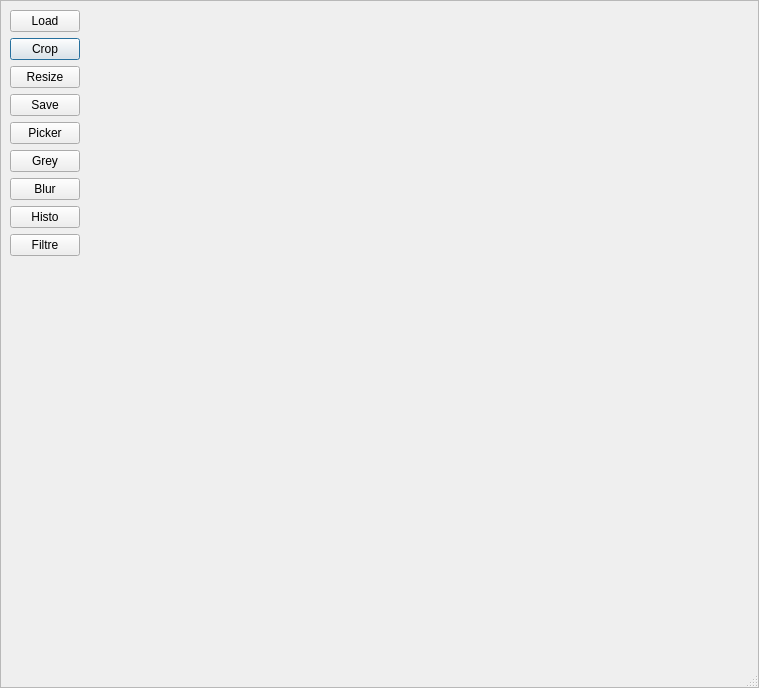
Qt form fotochop/newForm.ui (namealreadytaken/fotochope) before a commit.
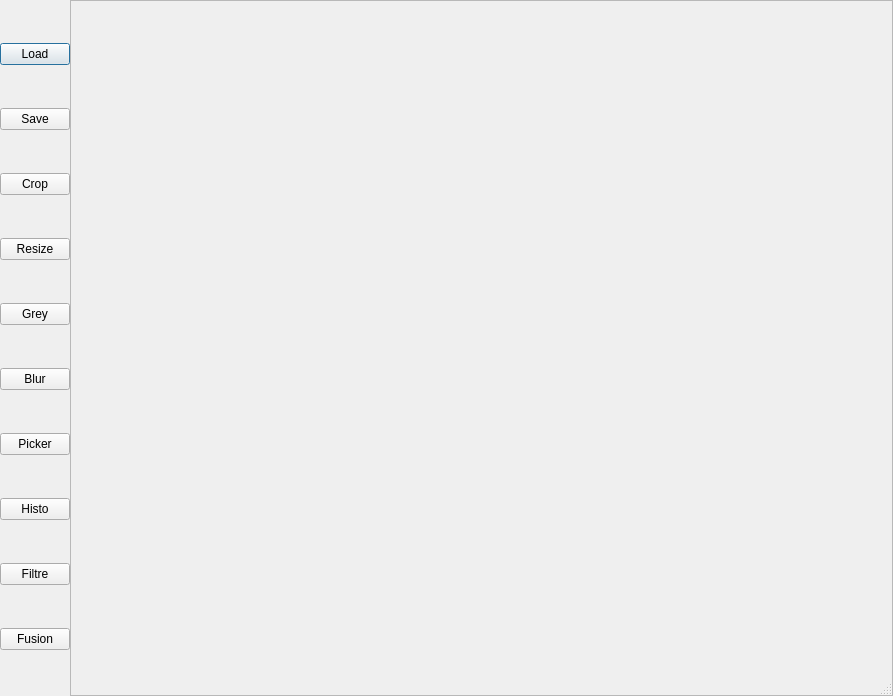
The same form after that commit.

Commit message: ajout de la transparence, je fait tenter de l'optimiser apres faut voir pour si l'image est plus petite ce qu'on fit, la ca resize modifications de la fenetre principale modifications de resize je sais plus ce que c'est je croit que ca a a voir avec la sortie de resizeI de la classe

Diff of the .ui file:
```diff
--- a/fotochop/newForm.ui
+++ b/fotochop/newForm.ui
@@ -6,8 +6,8 @@
    <rect>
     <x>0</x>
     <y>0</y>
-    <width>759</width>
-    <height>688</height>
+    <width>893</width>
+    <height>696</height>
    </rect>
   </property>
   <property name="sizePolicy">
@@ -35,7 +35,15 @@
    <property name="spacing">
     <number>0</number>
    </property>
-   <item row="0" column="0">
+   <item row="0" column="2">
+    <layout class="QHBoxLayout" name="horizontalLayout_3">
+     <property name="spacing">
+      <number>0</number>
+     </property>
+     <property name="sizeConstraint">
+      <enum>QLayout::SetNoConstraint</enum>
+     </property>
+     <item>
     <widget class="QScrollArea" name="scrollArea">
      <property name="sizePolicy">
       <sizepolicy hsizetype="MinimumExpanding" vsizetype="MinimumExpanding">
@@ -46,9 +54,15 @@
      <property name="autoFillBackground">
       <bool>true</bool>
      </property>
+       <property name="lineWidth">
+        <number>0</number>
+       </property>
      <property name="verticalScrollBarPolicy">
       <enum>Qt::ScrollBarAsNeeded</enum>
      </property>
+       <property name="horizontalScrollBarPolicy">
+        <enum>Qt::ScrollBarAsNeeded</enum>
+       </property>
      <property name="widgetResizable">
       <bool>true</bool>
      </property>
@@ -57,8 +71,8 @@
        <rect>
         <x>0</x>
         <y>0</y>
-        <width>757</width>
-        <height>686</height>
+          <width>817</width>
+          <height>692</height>
        </rect>
       </property>
       <property name="sizePolicy">
@@ -74,59 +88,13 @@
        </size>
       </property>
       <layout class="QGridLayout" name="gridLayout_2">
-       <item row="1" column="0">
-        <widget class="QPushButton" name="cropButton">
-         <property name="maximumSize">
-          <size>
-           <width>70</width>
-           <height>16777215</height>
-          </size>
+         <property name="margin">
+          <number>0</number>
          </property>
-         <property name="text">
-          <string>Crop</string>
+         <property name="spacing">
+          <number>0</number>
          </property>
-        </widget>
-       </item>
-       <item row="0" column="0">
-        <widget class="QPushButton" name="loadButton">
-         <property name="maximumSize">
-          <size>
-           <width>70</width>
-           <height>16777215</height>
-          </size>
-         </property>
-         <property name="text">
-          <string>Load</string>
-         </property>
-        </widget>
-       </item>
-       <item row="2" column="0">
-        <widget class="QPushButton" name="resizeButton">
-         <property name="maximumSize">
-          <size>
-           <width>70</width>
-           <height>16777215</height>
-          </size>
-         </property>
-         <property name="text">
-          <string>Resize</string>
-         </property>
-        </widget>
-       </item>
-       <item row="3" column="0">
-        <widget class="QPushButton" name="saveButton">
-         <property name="maximumSize">
-          <size>
-           <width>70</width>
-           <height>16777215</height>
-          </size>
-         </property>
-         <property name="text">
-          <string>Save</string>
-         </property>
-        </widget>
-       </item>
-       <item row="0" column="2" rowspan="11" colspan="2">
+         <item row="1" column="2" rowspan="11" colspan="2">
         <widget class="QLabel" name="resultLabel">
          <property name="sizePolicy">
           <sizepolicy hsizetype="Expanding" vsizetype="Expanding">
@@ -154,14 +122,22 @@
          </property>
         </widget>
        </item>
-       <item row="4" column="0">
-        <widget class="QPushButton" name="pipetteButton">
-         <property name="sizePolicy">
-          <sizepolicy hsizetype="Minimum" vsizetype="Fixed">
-           <horstretch>0</horstretch>
-           <verstretch>0</verstretch>
-          </sizepolicy>
-         </property>
+        </layout>
+       </widget>
+      </widget>
+     </item>
+    </layout>
+   </item>
+   <item row="0" column="1">
+    <layout class="QVBoxLayout" name="verticalLayout_5">
+     <property name="spacing">
+      <number>0</number>
+     </property>
+     <property name="sizeConstraint">
+      <enum>QLayout::SetNoConstraint</enum>
+     </property>
+     <item>
+      <widget class="QPushButton" name="loadButton">
          <property name="maximumSize">
           <size>
            <width>70</width>
@@ -169,11 +145,50 @@
           </size>
          </property>
          <property name="text">
-          <string>Picker</string>
+        <string>Load</string>
          </property>
         </widget>
        </item>
-       <item row="5" column="0">
+     <item>
+      <widget class="QPushButton" name="saveButton">
+       <property name="maximumSize">
+        <size>
+         <width>70</width>
+         <height>16777215</height>
+        </size>
+       </property>
+       <property name="text">
+        <string>Save</string>
+       </property>
+      </widget>
+     </item>
+     <item>
+      <widget class="QPushButton" name="cropButton">
+       <property name="maximumSize">
+        <size>
+         <width>70</width>
+         <height>16777215</height>
+        </size>
+       </property>
+       <property name="text">
+        <string>Crop</string>
+       </property>
+      </widget>
+     </item>
+     <item>
+      <widget class="QPushButton" name="resizeButton">
+       <property name="maximumSize">
+        <size>
+         <width>70</width>
+         <height>16777215</height>
+        </size>
+       </property>
+       <property name="text">
+        <string>Resize</string>
+       </property>
+      </widget>
+     </item>
+     <item>
         <widget class="QPushButton" name="greyButton">
          <property name="maximumSize">
           <size>
@@ -186,7 +201,7 @@
          </property>
         </widget>
        </item>
-       <item row="6" column="0">
+     <item>
         <widget class="QPushButton" name="blurButton">
          <property name="maximumSize">
           <size>
@@ -199,7 +214,26 @@
          </property>
         </widget>
        </item>
-       <item row="7" column="0">
+     <item>
+      <widget class="QPushButton" name="pipetteButton">
+       <property name="sizePolicy">
+        <sizepolicy hsizetype="Minimum" vsizetype="Fixed">
+         <horstretch>0</horstretch>
+         <verstretch>0</verstretch>
+        </sizepolicy>
+       </property>
+       <property name="maximumSize">
+        <size>
+         <width>70</width>
+         <height>16777215</height>
+        </size>
+       </property>
+       <property name="text">
+        <string>Picker</string>
+       </property>
+      </widget>
+     </item>
+     <item>
         <widget class="QPushButton" name="histoButton">
          <property name="maximumSize">
           <size>
@@ -212,7 +246,7 @@
          </property>
         </widget>
        </item>
-       <item row="8" column="0">
+     <item>
         <widget class="QPushButton" name="filtreButton">
          <property name="maximumSize">
           <size>
@@ -225,9 +259,20 @@
          </property>
         </widget>
        </item>
-      </layout>
-     </widget>
-    </widget>
+     <item>
+      <widget class="QPushButton" name="fusionButton">
+       <property name="maximumSize">
+        <size>
+         <width>70</width>
+         <height>16777215</height>
+        </size>
+       </property>
+       <property name="text">
+        <string>Fusion</string>
+       </property>
+      </widget>
+     </item>
+    </layout>
    </item>
   </layout>
  </widget>
```
Lines whose indentation alone changed are shown as unchanged. The commit also changes 8 other files.
